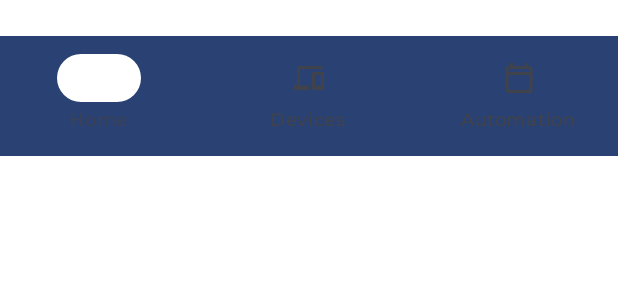
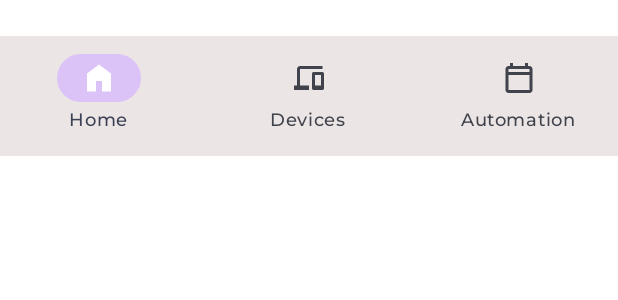
Before and after one commit to TomxBC/APP-HCI, an Android app built with Jetpack Compose: the @Preview function BottomNavigationPreview, on a phone screen of 412 x 824 dp. Shown: the top 300 px of the screen. Run offline under Robolectric (Android 15) with nearby library versions, the phone set to English and light mode, and no system bars.

Commit message:
Themes implemented

```diff
--- a/app/src/main/java/com/example/turnsmart_hci/MainScreen.kt
+++ b/app/src/main/java/com/example/turnsmart_hci/MainScreen.kt
@@ -25,6 +25,7 @@ import androidx.compose.material3.*
 import androidx.compose.ui.platform.LocalContext
 import androidx.compose.ui.unit.dp
 import com.example.turnsmart_hci.notifications.NotificationViewModel
+import com.example.turnsmart_hci.ui.theme.TurnSmartTheme
 
 @Composable
 fun MainScreen(
@@ -34,6 +35,7 @@ fun MainScreen(
     val currentScreenTitle = remember { mutableStateOf(Screens.Home.route) }
     val context = LocalContext.current
 
+    TurnSmartTheme {
         Scaffold(
             topBar = { TurnSmartToolbar(navController = navController, currentScreenTitle = currentScreenTitle) },
             bottomBar = {
@@ -65,6 +67,8 @@ fun MainScreen(
         )
     }
 
+}
+
 @Composable
 fun MainNavHost(navController: NavHostController, modifier: Modifier = Modifier) {
     NavHost(
--- a/app/src/main/java/com/example/turnsmart_hci/navBars/BottomAppBar.kt
+++ b/app/src/main/java/com/example/turnsmart_hci/navBars/BottomAppBar.kt
@@ -26,8 +26,8 @@ fun TurnSmartBottomNavigationBar(navController: NavHostController, modifier: Mod
 
     NavigationBar(
         modifier = modifier,
-        containerColor = MaterialTheme.colorScheme.primary,
-        contentColor = MaterialTheme.colorScheme.onPrimary,
+        containerColor = TurnSmartTheme.colors.primary,
+        contentColor = TurnSmartTheme.colors.onPrimary,
     ) {
         NavigationBarItem(
             icon = {
@@ -43,7 +43,7 @@ fun TurnSmartBottomNavigationBar(navController: NavHostController, modifier: Mod
             },
             selected = selected.value == Screens.Home.route,
             colors = NavigationBarItemDefaults.colors(
-                indicatorColor = MaterialTheme.colorScheme.onTertiary
+                indicatorColor = TurnSmartTheme.colors.onTertiary
             ),
             onClick = {
                 selected.value = Screens.Home.route
@@ -71,7 +71,7 @@ fun TurnSmartBottomNavigationBar(navController: NavHostController, modifier: Mod
             },
             selected = selected.value == Screens.Devices.route,
             colors = NavigationBarItemDefaults.colors(
-                indicatorColor = MaterialTheme.colorScheme.onTertiary
+                indicatorColor = TurnSmartTheme.colors.onTertiary
             ),
             onClick = {
                 selected.value = Screens.Devices.route
@@ -99,7 +99,7 @@ fun TurnSmartBottomNavigationBar(navController: NavHostController, modifier: Mod
             },
             selected = selected.value == Screens.Automation.route,
             colors = NavigationBarItemDefaults.colors(
-                indicatorColor = MaterialTheme.colorScheme.onTertiary
+                indicatorColor = TurnSmartTheme.colors.onTertiary
             ),
             onClick = {
                 selected.value = Screens.Automation.route
--- a/app/src/main/java/com/example/turnsmart_hci/screens/SettingsScreen.kt
+++ b/app/src/main/java/com/example/turnsmart_hci/screens/SettingsScreen.kt
@@ -14,6 +14,7 @@ import androidx.compose.ui.text.font.FontWeight
 import androidx.compose.ui.tooling.preview.Preview
 import androidx.compose.ui.unit.dp
 import androidx.compose.ui.unit.sp
+import com.example.turnsmart_hci.ui.theme.TurnSmartTheme
 import com.example.turnsmart_hci.ui.theme.montserratFontFamily
 
 @Composable
@@ -21,6 +22,7 @@ fun SettingsScreen() {
     var selectedLanguage by remember { mutableStateOf("English") }
     var notificationsEnabled by remember { mutableStateOf(true) }
 
+    TurnSmartTheme {
         Column(
             modifier = Modifier
                 .fillMaxSize()
@@ -42,6 +44,7 @@ fun SettingsScreen() {
                     // Implement logic to handle notifications
                 }
             )
+        }
     }
 }
 
--- a/app/src/main/java/com/example/turnsmart_hci/ui/theme/Theme.kt
+++ b/app/src/main/java/com/example/turnsmart_hci/ui/theme/Theme.kt
@@ -3,6 +3,7 @@ package com.example.turnsmart_hci.ui.theme
 import android.app.Activity
 import android.os.Build
 import androidx.compose.foundation.isSystemInDarkTheme
+import androidx.compose.material3.ColorScheme
 import androidx.compose.material3.MaterialTheme
 import androidx.compose.material3.darkColorScheme
 import androidx.compose.material3.dynamicDarkColorScheme
@@ -18,11 +19,11 @@ private val DarkColorScheme = darkColorScheme(
 
     //bars
     primary = darkBottomAppBar,
-    secondary = darkToolbar,
+    secondary = darkBottomAppBar,
 
     //text and icons
     onPrimary = lightText,
-    onSecondary = darkText,
+    onSecondary = lightText,
 
     //selected item
     onTertiary = dark_purple,
@@ -68,3 +69,10 @@ fun TurnSmartTheme(
         content = content
     )
 }
+
+object TurnSmartTheme {
+    val colors: ColorScheme
+        @Composable
+        get() = if (isSystemInDarkTheme()) DarkColorScheme else LightColorScheme
+
+}
```
Also changed, not shown: app/src/main/java/com/example/turnsmart_hci/navBars/Toolbar.kt (+4 -3 lines), app/src/main/java/com/example/turnsmart_hci/screens/AutomationScreen.kt (+8 -3 lines), app/src/main/java/com/example/turnsmart_hci/screens/DevicesScreen.kt (+8 -3 lines), app/src/main/java/com/example/turnsmart_hci/screens/HomeScreen.kt (+8 -3 lines). Lines whose indentation alone changed are shown as unchanged.
